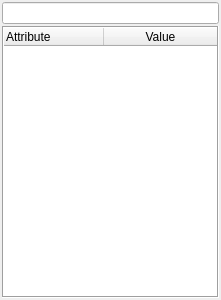
Above: composer-plugins/properties-view/ui/PropertyEditorWidget.ui from TeleMidia/nclcomposer before the change. Below: the same form after it.
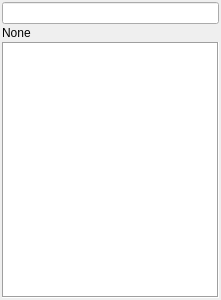
That is the form after the change. Custom widgets are drawn as their Qt base class.

```diff
--- a/composer-plugins/properties-view/ui/PropertyEditorWidget.ui
+++ b/composer-plugins/properties-view/ui/PropertyEditorWidget.ui
@@ -23,6 +23,13 @@
    <item>
     <widget class="QLineEditFilter" name="lineEdit"/>
    </item>
+   <item>
+    <widget class="QLabel" name="label">
+     <property name="text">
+      <string>None</string>
+     </property>
+    </widget>
+   </item>
    <item>
     <widget class="QTableWidget" name="tableWidget">
      <property name="frameShape">
@@ -47,7 +54,7 @@
       <number>2</number>
      </property>
      <attribute name="horizontalHeaderVisible">
-      <bool>true</bool>
+      <bool>false</bool>
      </attribute>
      <attribute name="horizontalHeaderCascadingSectionResizes">
       <bool>true</bool>
```
